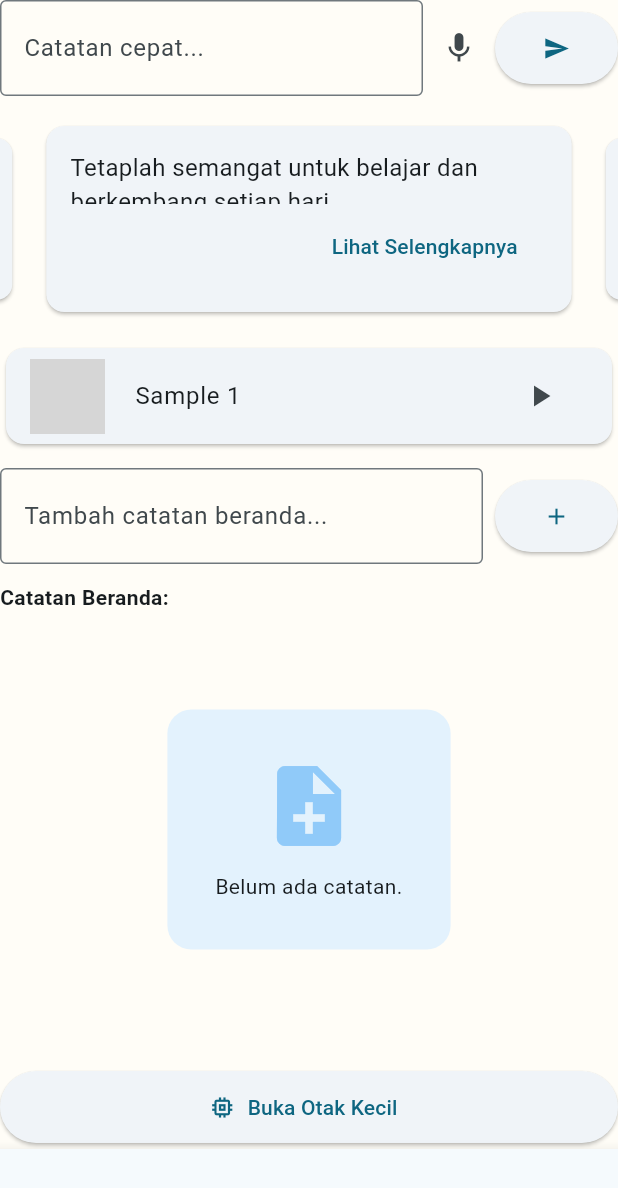
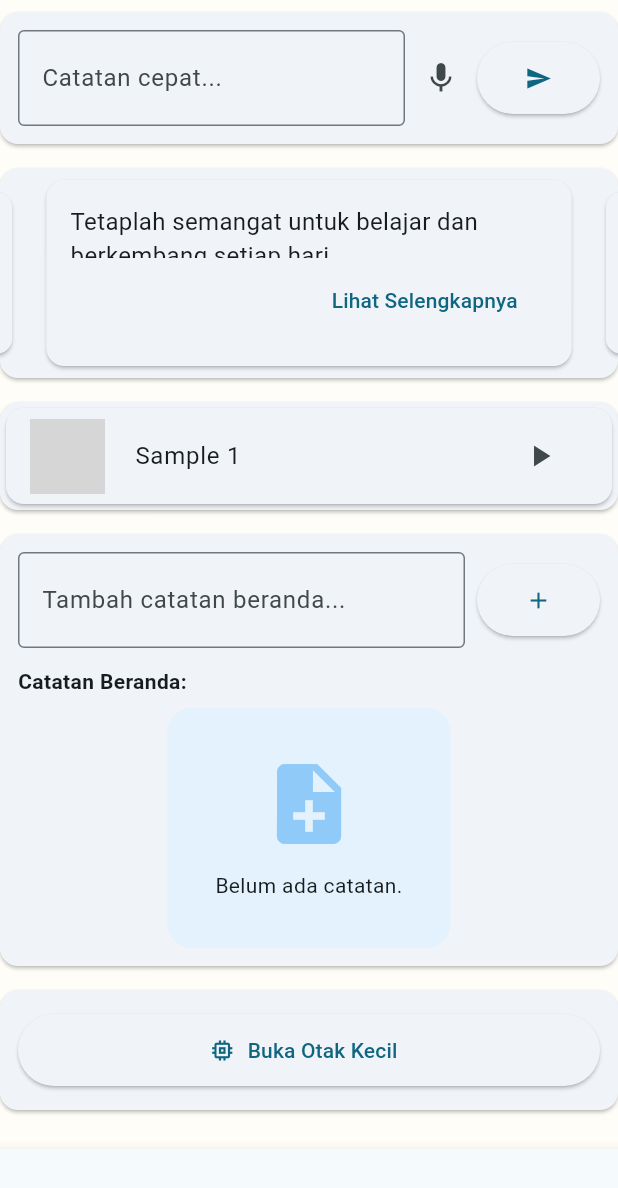
Before and after one commit to tanerizawa/dr_tan, a Flutter app: the MainPage screen opened directly, on a phone screen of 412 x 824 dp. Shown: the top 1188 px of the screen. Run offline on Flutter 3.47's test engine with Material 3 defaults, Android fonts, the phone set to English and light mode, and no system bars; drawn by our look-alikes of carousel_slider; our stand-ins replace hive, just_audio, speech_to_text; accounts and stored records are empty; network calls fail; grey boxes are pictures that could not be loaded.

Commit message:
Refactor Beranda layout with ListView

```diff
--- a/lib/features/beranda/beranda_provider.dart
+++ b/lib/features/beranda/beranda_provider.dart
@@ -7,4 +7,11 @@ class BerandaProvider with ChangeNotifier {
     notes.insert(0, note);
     notifyListeners();
   }
+
+  void removeNoteAt(int index) {
+    if (index >= 0 && index < notes.length) {
+      notes.removeAt(index);
+      notifyListeners();
+    }
+  }
 }
--- a/lib/features/beranda/beranda_widget.dart
+++ b/lib/features/beranda/beranda_widget.dart
@@ -14,20 +14,38 @@ class BerandaWidget extends StatelessWidget {
   @override
   Widget build(BuildContext context) {
     final provider = Provider.of<BerandaProvider>(context);
-    return Column(
+    return ListView(
+      children: [
+        Card(
+          margin: const EdgeInsets.symmetric(vertical: 8),
+          child: Padding(
+            padding: const EdgeInsets.all(12),
+            child: QuickJournalWidget(onSubmit: provider.addNote),
+          ),
+        ),
+        Card(
+          margin: const EdgeInsets.symmetric(vertical: 8),
+          child: const ArticleQuoteCarousel(),
+        ),
+        Card(
+          margin: const EdgeInsets.symmetric(vertical: 8),
+          child: const MusicWidget(),
+        ),
+        Card(
+          margin: const EdgeInsets.symmetric(vertical: 8),
+          child: Padding(
+            padding: const EdgeInsets.all(12),
+            child: Column(
               crossAxisAlignment: CrossAxisAlignment.stretch,
               children: [
-        QuickJournalWidget(onSubmit: provider.addNote),
-        const SizedBox(height: 12),
-        const ArticleQuoteCarousel(),
-        const SizedBox(height: 12),
-        const MusicWidget(),
-        const SizedBox(height: 12),
                 BerandaForm(onSubmit: provider.addNote),
                 const SizedBox(height: 12),
-        const Text("Catatan Beranda:", style: TextStyle(fontWeight: FontWeight.bold)),
-        Expanded(
-          child: AnimatedSwitcher(
+                const Text(
+                  "Catatan Beranda:",
+                  style: TextStyle(fontWeight: FontWeight.bold),
+                ),
+                const SizedBox(height: 8),
+                AnimatedSwitcher(
                   duration: const Duration(milliseconds: 300),
                   child: provider.notes.isEmpty
                       ? const PastelEmptyState(
@@ -36,9 +54,22 @@ class BerandaWidget extends StatelessWidget {
                         )
                       : ListView.builder(
                           key: ValueKey(provider.notes.length),
+                          shrinkWrap: true,
+                          physics: const NeverScrollableScrollPhysics(),
                           itemCount: provider.notes.length,
-                    itemBuilder: (ctx, i) => Card(
-                      margin: const EdgeInsets.symmetric(vertical: 4),
+                          itemBuilder: (ctx, i) => Dismissible(
+                            key: ValueKey(provider.notes[i]),
+                            direction: DismissDirection.endToStart,
+                            onDismissed: (_) => provider.removeNoteAt(i),
+                            background: Container(
+                              color: Colors.red,
+                              alignment: Alignment.centerRight,
+                              padding: const EdgeInsets.symmetric(horizontal: 16),
+                              child: const Icon(Icons.delete, color: Colors.white),
+                            ),
+                            child: Card(
+                              margin:
+                                  const EdgeInsets.symmetric(vertical: 4),
                               child: ListTile(
                                 leading: const Icon(Icons.note),
                                 title: Text(provider.notes[i]),
@@ -47,8 +78,15 @@ class BerandaWidget extends StatelessWidget {
                           ),
                         ),
                 ),
-        const SizedBox(height: 12),
-        ElevatedButton.icon(
+              ],
+            ),
+          ),
+        ),
+        Card(
+          margin: const EdgeInsets.symmetric(vertical: 8),
+          child: Padding(
+            padding: const EdgeInsets.all(12),
+            child: ElevatedButton.icon(
               onPressed: () {
                 Navigator.of(context).push(
                   MaterialPageRoute(builder: (_) => const OtakKecilPage()),
@@ -57,6 +95,8 @@ class BerandaWidget extends StatelessWidget {
               icon: const Icon(Icons.memory),
               label: const Text('Buka Otak Kecil'),
             ),
+          ),
+        ),
       ],
     );
   }
```
Also changed, not shown: 1 other file. Lines whose indentation alone changed are shown as unchanged.
